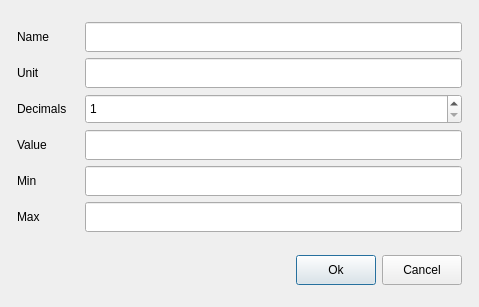
Before: the Qt Designer form Code/PluginCustomizer/EditorDoubleValue.ui in DISOGitHub/FastCAE, drawn with Qt 5.
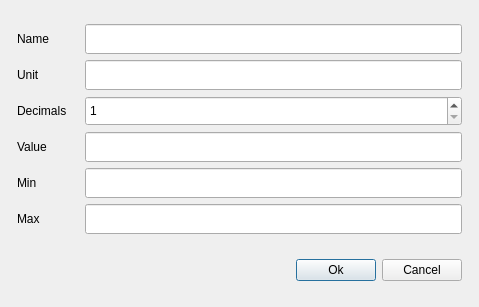
After: the same form once the commit is applied.

What changed in the file:
```diff
--- a/Code/PluginCustomizer/EditorDoubleValue.ui
+++ b/Code/PluginCustomizer/EditorDoubleValue.ui
@@ -194,7 +194,7 @@
      <item>
       <widget class="QPushButton" name="btnOk">
        <property name="sizePolicy">
-        <sizepolicy hsizetype="Minimum" vsizetype="Preferred">
+        <sizepolicy hsizetype="Minimum" vsizetype="Fixed">
          <horstretch>0</horstretch>
          <verstretch>0</verstretch>
         </sizepolicy>
@@ -202,7 +202,7 @@
        <property name="maximumSize">
         <size>
          <width>16777215</width>
-         <height>30</height>
+         <height>16777215</height>
         </size>
        </property>
        <property name="text">
@@ -213,7 +213,7 @@
      <item>
       <widget class="QPushButton" name="btnCancel">
        <property name="sizePolicy">
-        <sizepolicy hsizetype="Minimum" vsizetype="Maximum">
+        <sizepolicy hsizetype="Minimum" vsizetype="Fixed">
          <horstretch>0</horstretch>
          <verstretch>0</verstretch>
         </sizepolicy>
@@ -221,7 +221,7 @@
        <property name="maximumSize">
         <size>
          <width>16777215</width>
-         <height>30</height>
+         <height>16777215</height>
         </size>
        </property>
        <property name="text">
```
